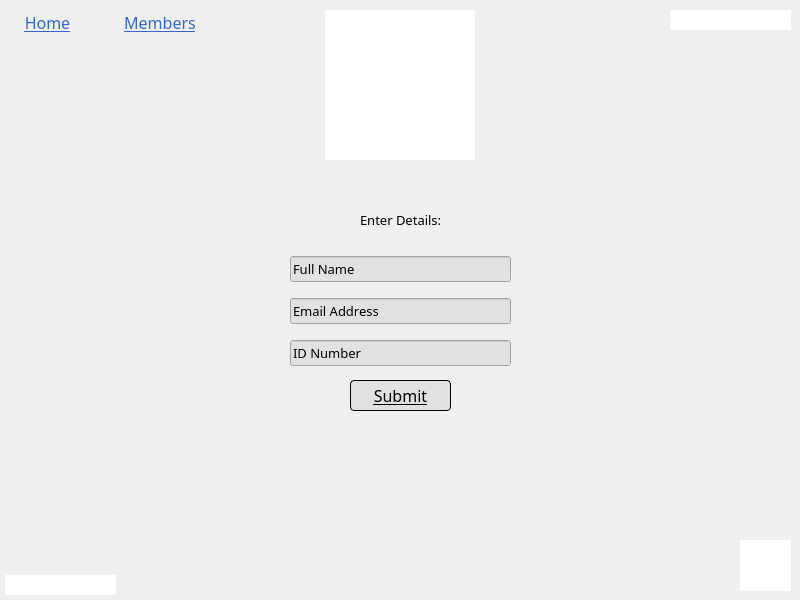
This is add_new_member_screen.ui in MrCooperGit/Assessment-2_Library-Management-System as Qt 5 draws it before an edit. The edited form follows.
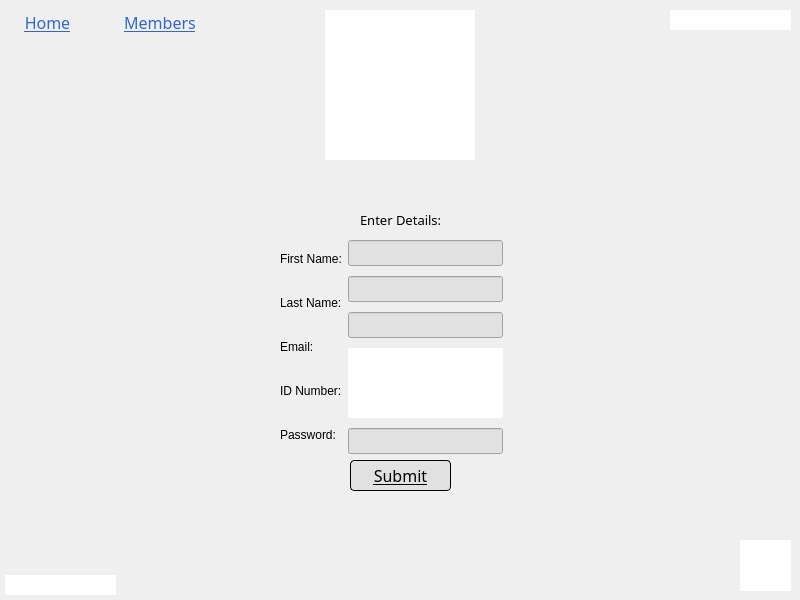
This is the edited form.

Commit message: updated add_member_screen

```diff
--- a/add_new_member_screen.ui
+++ b/add_new_member_screen.ui
@@ -52,7 +52,7 @@
    <property name="geometry">
     <rect>
      <x>350</x>
-     <y>380</y>
+     <y>460</y>
      <width>101</width>
      <height>31</height>
     </rect>
@@ -97,69 +97,6 @@
     <string/>
    </property>
   </widget>
-  <widget class="QWidget" name="layoutWidget">
-   <property name="geometry">
-    <rect>
-     <x>290</x>
-     <y>250</y>
-     <width>221</width>
-     <height>124</height>
-    </rect>
-   </property>
-   <layout class="QVBoxLayout" name="verticalLayout">
-    <property name="spacing">
-     <number>10</number>
-    </property>
-    <item>
-     <widget class="QLineEdit" name="lineEdit">
-      <property name="font">
-       <font>
-        <family>Italic Outline Art</family>
-        <pointsize>10</pointsize>
-       </font>
-      </property>
-      <property name="styleSheet">
-       <string notr="true">background: #E1E1E1;</string>
-      </property>
-      <property name="text">
-       <string>Full Name</string>
-      </property>
-     </widget>
-    </item>
-    <item>
-     <widget class="QLineEdit" name="lineEdit_2">
-      <property name="font">
-       <font>
-        <family>Italic Outline Art</family>
-        <pointsize>10</pointsize>
-       </font>
-      </property>
-      <property name="styleSheet">
-       <string notr="true">background: #E1E1E1;</string>
-      </property>
-      <property name="text">
-       <string>Email Address</string>
-      </property>
-     </widget>
-    </item>
-    <item>
-     <widget class="QLineEdit" name="lineEdit_3">
-      <property name="font">
-       <font>
-        <family>Italic Outline Art</family>
-        <pointsize>10</pointsize>
-       </font>
-      </property>
-      <property name="styleSheet">
-       <string notr="true">background: #E1E1E1;</string>
-      </property>
-      <property name="text">
-       <string>ID Number</string>
-      </property>
-     </widget>
-    </item>
-   </layout>
-  </widget>
   <widget class="QPushButton" name="pushButton_members">
    <property name="geometry">
     <rect>
@@ -263,6 +200,138 @@
     <set>Qt::AlignLeading|Qt::AlignLeft|Qt::AlignVCenter</set>
    </property>
   </widget>
+  <widget class="QWidget" name="">
+   <property name="geometry">
+    <rect>
+     <x>280</x>
+     <y>240</y>
+     <width>223</width>
+     <height>214</height>
+    </rect>
+   </property>
+   <layout class="QHBoxLayout" name="horizontalLayout">
+    <item>
+     <layout class="QVBoxLayout" name="verticalLayout_2">
+      <item>
+       <widget class="QLabel" name="label_2">
+        <property name="text">
+         <string>First Name:</string>
+        </property>
+       </widget>
+      </item>
+      <item>
+       <widget class="QLabel" name="label_3">
+        <property name="text">
+         <string>Last Name:</string>
+        </property>
+       </widget>
+      </item>
+      <item>
+       <widget class="QLabel" name="label_4">
+        <property name="text">
+         <string>Email:</string>
+        </property>
+       </widget>
+      </item>
+      <item>
+       <widget class="QLabel" name="label_5">
+        <property name="text">
+         <string>ID Number:</string>
+        </property>
+       </widget>
+      </item>
+      <item>
+       <widget class="QLabel" name="label_6">
+        <property name="text">
+         <string>Password:</string>
+        </property>
+       </widget>
+      </item>
+     </layout>
+    </item>
+    <item>
+     <layout class="QVBoxLayout" name="verticalLayout">
+      <property name="spacing">
+       <number>10</number>
+      </property>
+      <item>
+       <widget class="QLineEdit" name="lineEdit_firstName">
+        <property name="font">
+         <font>
+          <family>Italic Outline Art</family>
+          <pointsize>10</pointsize>
+         </font>
+        </property>
+        <property name="styleSheet">
+         <string notr="true">background: #E1E1E1;</string>
+        </property>
+        <property name="text">
+         <string/>
+        </property>
+       </widget>
+      </item>
+      <item>
+       <widget class="QLineEdit" name="lineEdit_lastName">
+        <property name="font">
+         <font>
+          <family>Italic Outline Art</family>
+          <pointsize>10</pointsize>
+         </font>
+        </property>
+        <property name="styleSheet">
+         <string notr="true">background: #E1E1E1;</string>
+        </property>
+        <property name="text">
+         <string/>
+        </property>
+       </widget>
+      </item>
+      <item>
+       <widget class="QLineEdit" name="lineEdit_email">
+        <property name="font">
+         <font>
+          <family>Italic Outline Art</family>
+          <pointsize>10</pointsize>
+         </font>
+        </property>
+        <property name="styleSheet">
+         <string notr="true">background: #E1E1E1;</string>
+        </property>
+        <property name="text">
+         <string/>
+        </property>
+       </widget>
+      </item>
+      <item>
+       <widget class="QLabel" name="label_idNumber">
+        <property name="styleSheet">
+         <string notr="true">background-color: rgb(255, 255, 255);</string>
+        </property>
+        <property name="text">
+         <string/>
+        </property>
+       </widget>
+      </item>
+      <item>
+       <widget class="QLineEdit" name="lineEdit_password">
+        <property name="font">
+         <font>
+          <family>Italic Outline Art</family>
+          <pointsize>10</pointsize>
+         </font>
+        </property>
+        <property name="styleSheet">
+         <string notr="true">background: #E1E1E1;</string>
+        </property>
+        <property name="text">
+         <string/>
+        </property>
+       </widget>
+      </item>
+     </layout>
+    </item>
+   </layout>
+  </widget>
  </widget>
  <resources/>
  <connections/>
```
The commit also changes 5 other files.
